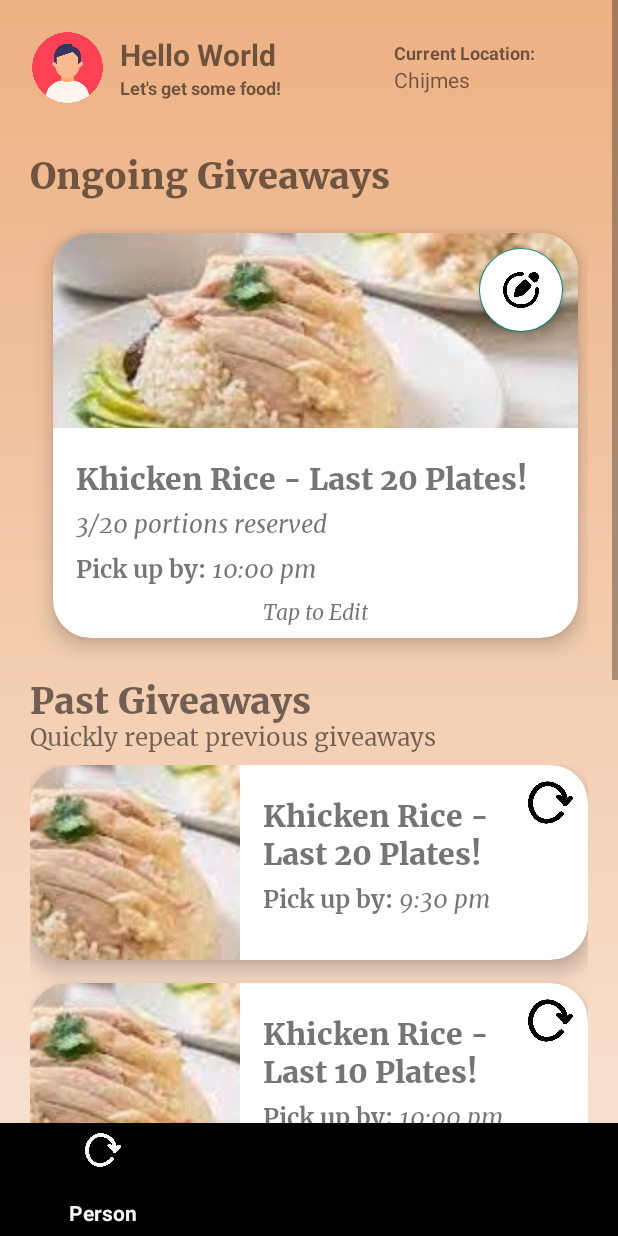
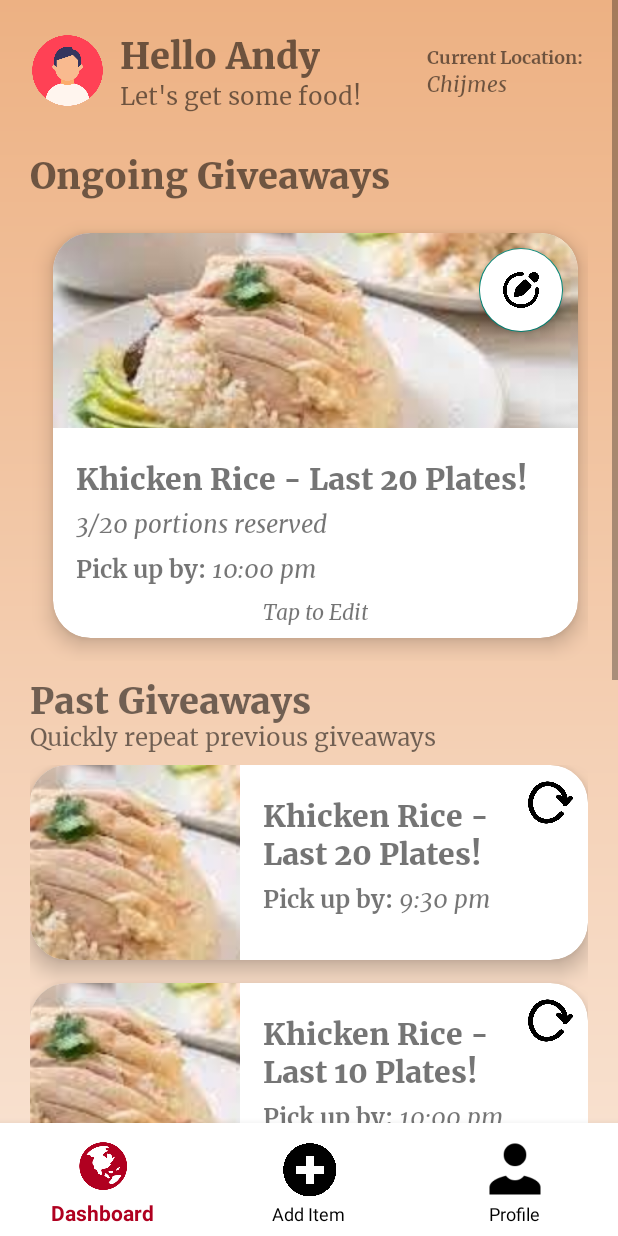
Before and after one commit to elyssatanxy/hawkergogo, an Android app: the SellerHome screen opened directly, with no data from a screen before it, on a phone screen of 412 x 824 dp. Run offline under Robolectric (Android 15) with nearby library versions, the phone set to English and light mode, and no system bars.

Commit message:
functional navBar (seller)

```diff
--- /dev/null
+++ b/app/src/main/res/color/bottom_nav_selector.xml
@@ -0,0 +1,5 @@
+<?xml version="1.0" encoding="utf-8"?>
+<selector xmlns:android="http://schemas.android.com/apk/res/android">
+    <item android:color="@color/design_default_color_error" android:state_checked="true" />
+    <item android:color="@color/black"/>
+</selector>
--- a/app/src/main/res/layout/seller_homepage.xml
+++ b/app/src/main/res/layout/seller_homepage.xml
@@ -46,17 +46,17 @@
                         android:id="@+id/greeting1"
                         android:layout_width="wrap_content"
                         android:layout_height="wrap_content"
-                        android:text="Hello World"
-                        android:textSize="20sp"
-                        android:textStyle="bold" />
+                        android:text="Hello Andy"
+                        android:textSize="24sp"
+                        android:fontFamily="@font/merriweatherblack" />
 
                     <TextView
                         android:id="@+id/greeting2"
                         android:layout_width="wrap_content"
                         android:layout_height="wrap_content"
                         android:text="Let's get some food!"
-                        android:textSize="12sp"
-                        android:textStyle="bold" />
+                        android:textSize="16sp"
+                        android:fontFamily="@font/merriweatherregular"/>
 
                 </LinearLayout>
 
@@ -71,17 +71,16 @@
                         android:id="@+id/textView3"
                         android:layout_width="match_parent"
                         android:layout_height="wrap_content"
-                        android:layout_weight="0.1"
                         android:text="Current Location:"
                         android:textSize="12sp"
-                        android:textStyle="bold" />
+                        android:fontFamily="@font/merriweatherbold" />
 
                     <TextView
                         android:id="@+id/textView4"
                         android:layout_width="match_parent"
                         android:layout_height="wrap_content"
-                        android:layout_weight="0.1"
-                        android:text="Chijmes" />
+                        android:text="Chijmes"
+                        android:fontFamily="@font/merriweatheritalic"/>
                 </LinearLayout>
 
             </LinearLayout>
@@ -145,6 +144,10 @@
         app:layout_constraintBottom_toBottomOf="parent"
         app:layout_constraintEnd_toEndOf="parent"
         app:layout_constraintHorizontal_bias="0.5"
+        android:background="@color/white"
+        app:itemIconTint="@color/bottom_nav_selector"
+        app:itemTextColor="@color/bottom_nav_selector"
+        app:itemIconSize="45dp"
         app:menu="@menu/bottom_nav_menu"/>
 
 </LinearLayout>
--- a/app/src/main/res/menu/bottom_nav_menu.xml
+++ b/app/src/main/res/menu/bottom_nav_menu.xml
@@ -1,15 +1,16 @@
 <?xml version="1.0" encoding="utf-8"?>
-<menu xmlns:android="http://schemas.android.com/apk/res/android">
+<menu xmlns:android="http://schemas.android.com/apk/res/android"
+    xmlns:app="http://schemas.android.com/apk/res-auto">
     <item
-        android:id="@+id/person"
-        android:title="Person"
-        android:icon="@drawable/repeat"/>
+        android:id="@+id/dashboard"
+        android:title="Dashboard"
+        android:icon="@drawable/small_globe" />
     <item
-        android:id="@+id/home"
-        android:title="Home"
-        android:icon="@drawable/repeat"/>
+        android:id="@+id/add_item"
+        android:title="Add Item"
+        android:icon="@drawable/add_icon" />
     <item
-        android:id="@+id/settings"
-        android:title="Settings"
-        android:icon="@drawable/repeat"/>
+        android:id="@+id/profile"
+        android:title="Profile"
+        android:icon="@drawable/usericon" />
 </menu>
```
Also changed, not shown: app/src/main/java/com/example/hawkergogo/SellerHome.java (+27 -3 lines), app/src/main/res/drawable/bottom_nav_selector.xml (added, +7 -0 lines), app/src/main/res/drawable/add_icon.png (added), app/src/main/res/drawable/small_globe.png (added).
